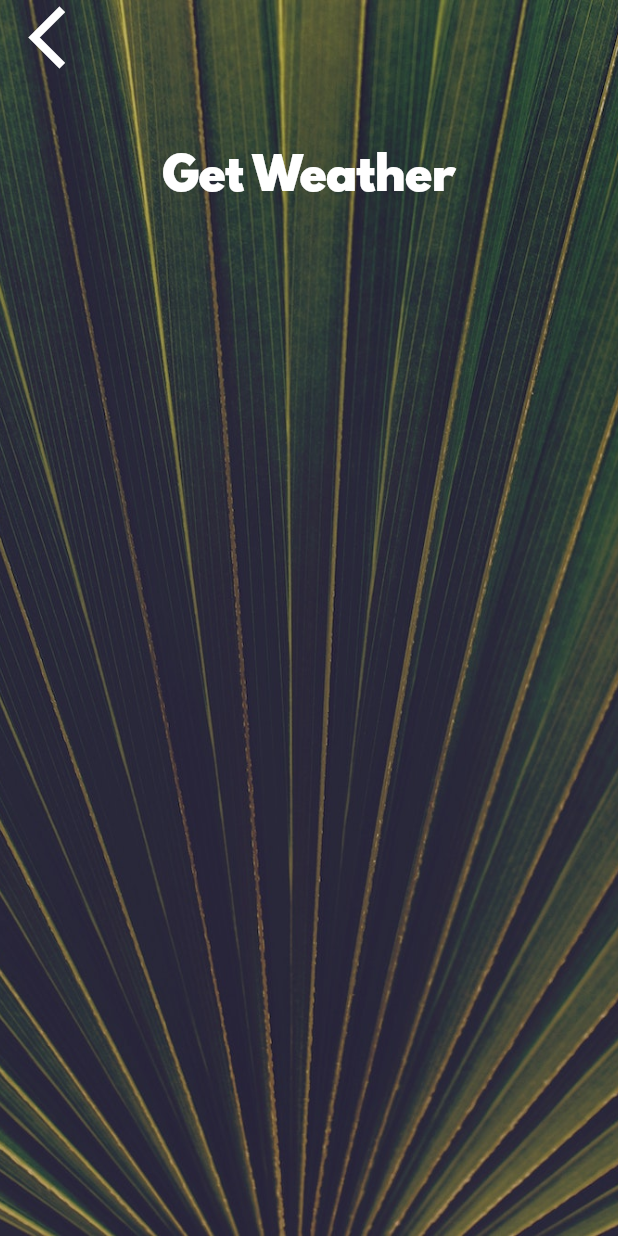
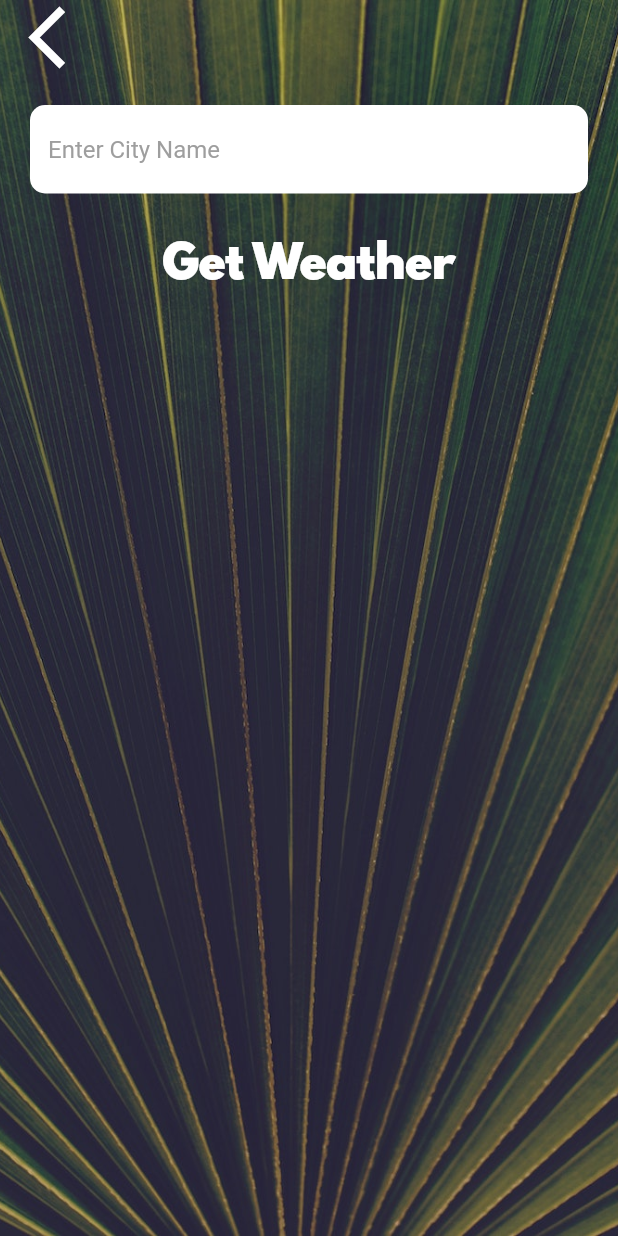
Before and after one commit to JanDongGun/Flutter-Development-Bootcamp-with-Dart-AngelaYu, a Flutter app: the CityScreen screen opened directly, on a phone screen of 412 x 824 dp. Run offline on Flutter 3.47's test engine with Material 2 defaults, Android fonts, the phone set to English and light mode, and no system bars; our stand-ins replace audioplayers, flutter_spinkit, geolocator, rflutter_alert; network calls fail.

Commit message:
complete clima weather app

```diff
--- a/13.Clima_WeatherApp/Clima-Flutter-master/Clima-Flutter-master/lib/screens/city_screen.dart
+++ b/13.Clima_WeatherApp/Clima-Flutter-master/Clima-Flutter-master/lib/screens/city_screen.dart
@@ -7,6 +7,7 @@ class CityScreen extends StatefulWidget {
 }
 
 class _CityScreenState extends State<CityScreen> {
+  String cityName;
   @override
   Widget build(BuildContext context) {
     return Scaffold(
@@ -33,10 +34,31 @@ class _CityScreenState extends State<CityScreen> {
               ),
               Container(
                 padding: EdgeInsets.all(20.0),
-                child: null,
+                child: TextField(
+                  style: TextStyle(
+                    color: Colors.black,
+                  ),
+                  decoration: InputDecoration(
+                    filled: true,
+                    fillColor: Colors.white,
+                    hintText: 'Enter City Name',
+                    hintStyle: TextStyle(
+                      color: Colors.grey,
+                    ),
+                    border: OutlineInputBorder(
+                      borderRadius: BorderRadius.circular(10),
+                      borderSide: BorderSide.none,
+                    ),
+                  ),
+                  onChanged: (value) {
+                    cityName = value;
+                  },
+                ),
               ),
               FlatButton(
-                onPressed: () {},
+                onPressed: () {
+                  Navigator.pop(context, cityName);
+                },
                 child: Text(
                   'Get Weather',
                   style: kButtonTextStyle,
```
Also changed, not shown: 13.Clima_WeatherApp/Clima-Flutter-master/Clima-Flutter-master/lib/screens/loading_screen.dart (+3 -9 lines), 13.Clima_WeatherApp/Clima-Flutter-master/Clima-Flutter-master/lib/screens/location_screen.dart (+39 -8 lines), 13.Clima_WeatherApp/Clima-Flutter-master/Clima-Flutter-master/lib/services/weather.dart (+24 -0 lines), 1 other file.
